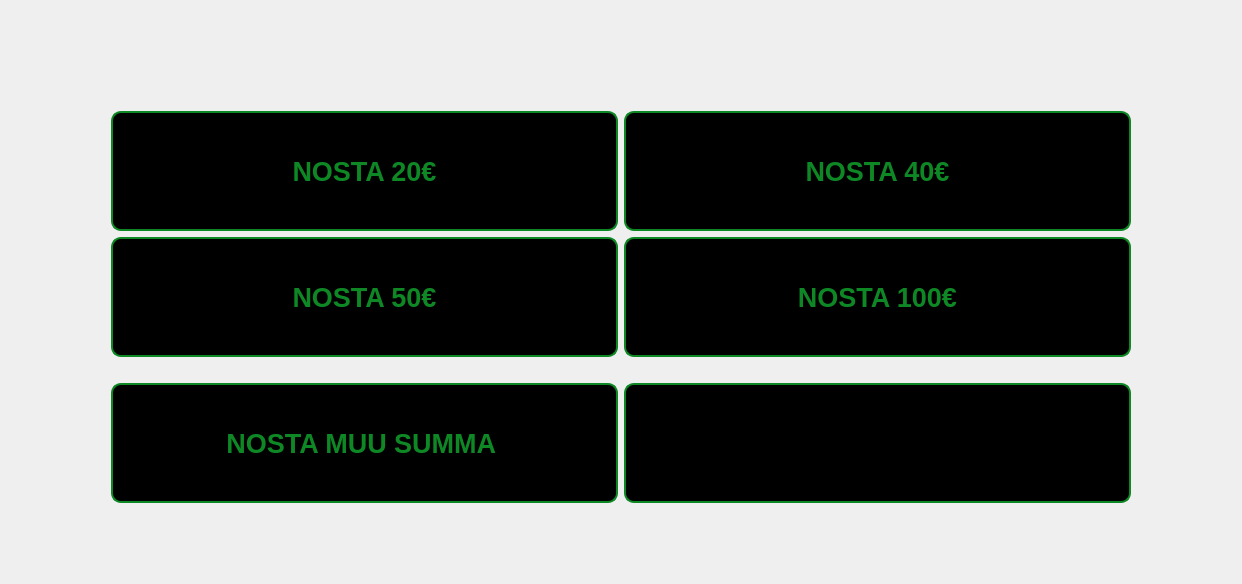
22kmo-project/group_15, file frontend/withdraw.ui: the form before one commit.
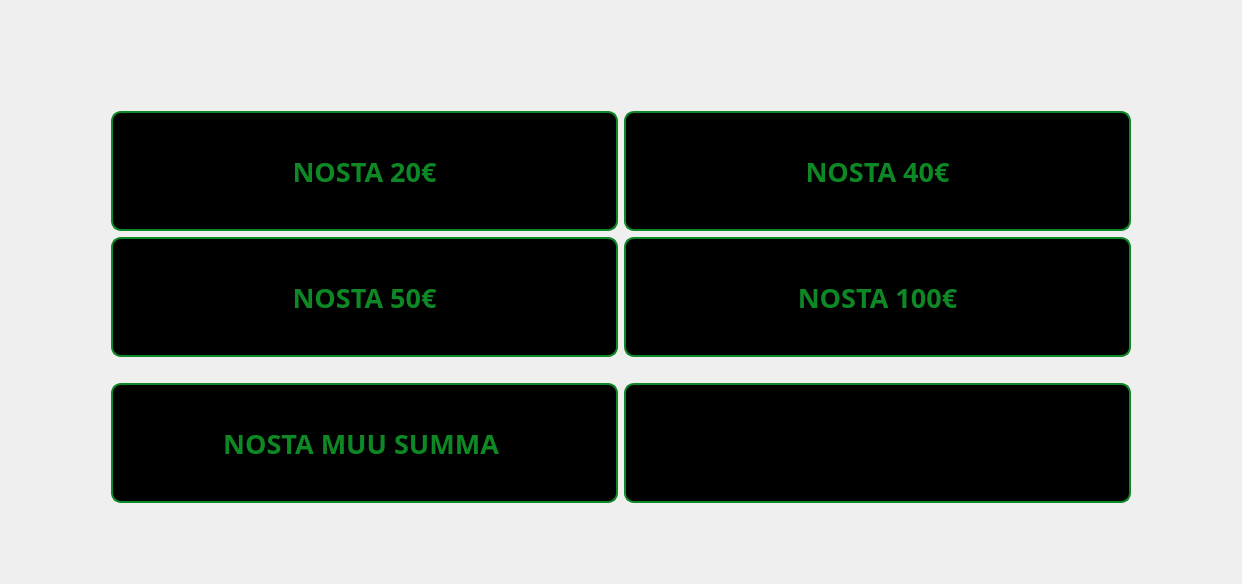
The form after the commit. Icons and pictures are not drawn.

```diff
--- a/frontend/withdraw.ui
+++ b/frontend/withdraw.ui
@@ -32,6 +32,7 @@
 border-color: rgb(14, 136, 37);
 border-radius: 10px;
 padding: 2px 2px;
+font-family:monofonto;
 }
 #btn100:pressed,#btn20:pressed,#btn40:pressed,#btn50:pressed,#nostaBTN:pressed{
 background-color: rgb(0, 0, 0);
@@ -70,6 +71,7 @@
      </property>
      <property name="font">
       <font>
+       <family>monofonto</family>
        <pointsize>20</pointsize>
        <bold>true</bold>
       </font>
@@ -108,6 +110,7 @@
      </property>
      <property name="font">
       <font>
+       <family>monofonto</family>
        <pointsize>20</pointsize>
        <bold>true</bold>
       </font>
@@ -159,6 +162,7 @@
      </property>
      <property name="font">
       <font>
+       <family>monofonto</family>
        <pointsize>20</pointsize>
        <bold>true</bold>
       </font>
@@ -194,6 +198,7 @@
      </property>
      <property name="font">
       <font>
+       <family>monofonto</family>
        <pointsize>20</pointsize>
        <bold>true</bold>
       </font>
@@ -232,6 +237,7 @@
      </property>
      <property name="font">
       <font>
+       <family>monofonto</family>
        <pointsize>20</pointsize>
        <bold>true</bold>
       </font>
```
Left out of the diff: 2 changed lines with no effect on the pictures.
